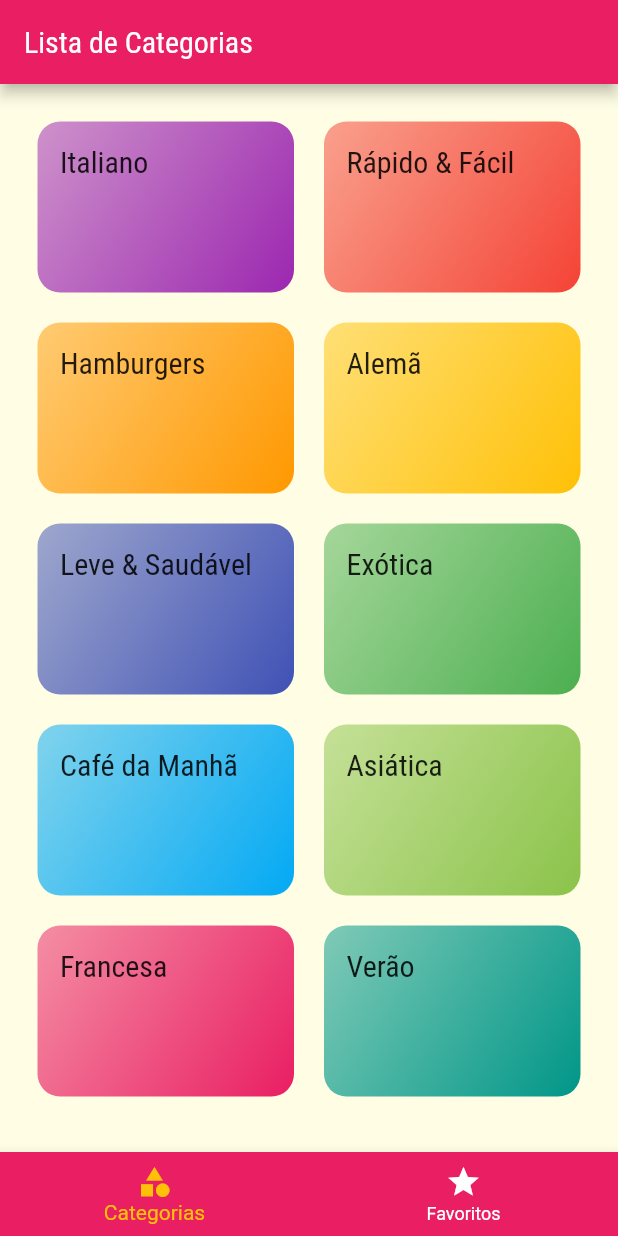
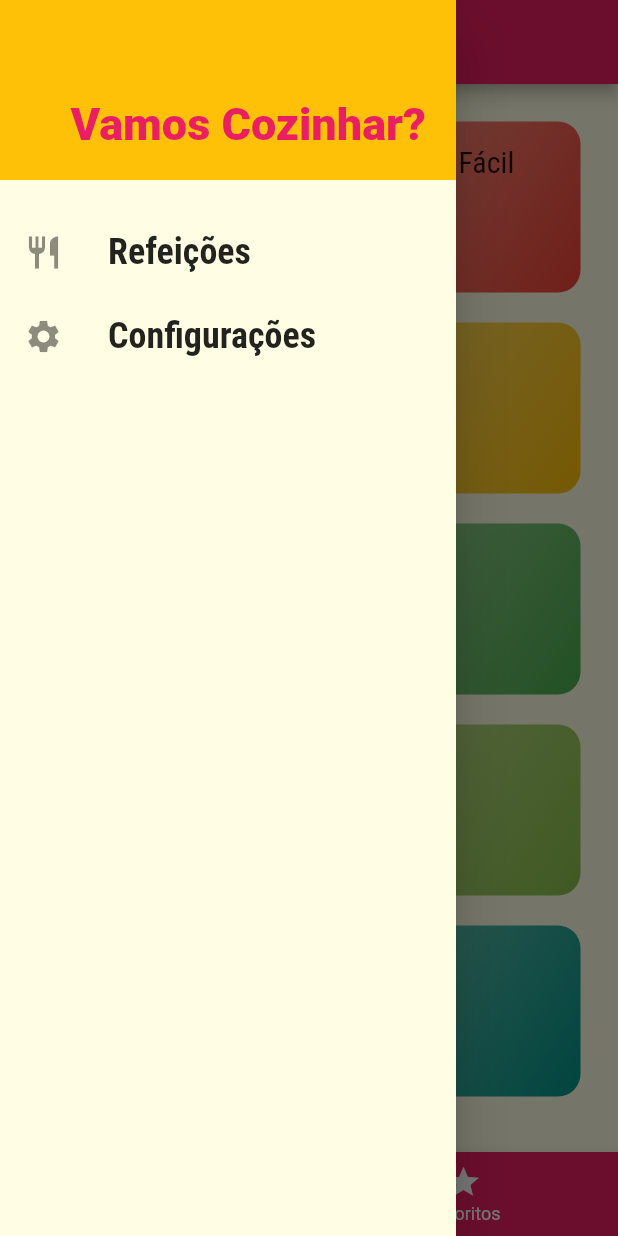
Before and after one commit to felixvicent/meals, a Flutter app: the screen it shows after launch, with the side drawer open (before the commit the screen has no drawer), on a phone screen of 412 x 824 dp. Run offline on Flutter 3.47's test engine with Material 2 defaults, Android fonts, the phone set to English and light mode, and no system bars.

Commit message:
Add Drawer

```diff
--- /dev/null
+++ b/lib/components/main_drawer.dart
@@ -0,0 +1,50 @@
+// ignore_for_file: use_key_in_widget_constructors, prefer_const_constructors, avoid_unnecessary_containers, sized_box_for_whitespace, deprecated_member_use
+
+import 'package:flutter/material.dart';
+
+class MainDrawer extends StatelessWidget {
+  Widget _createItem(IconData icon, String label) {
+    return ListTile(
+      leading: Icon(
+        icon,
+        size: 26,
+      ),
+      title: Text(
+        label,
+        style: TextStyle(
+            fontFamily: 'RobotoCondensed',
+            fontSize: 24,
+            fontWeight: FontWeight.bold),
+      ),
+      onTap: () {},
+    );
+  }
+
+  @override
+  Widget build(BuildContext context) {
+    return Drawer(
+      child: Column(
+        children: [
+          Container(
+            height: 120,
+            width: double.infinity,
+            padding: EdgeInsets.all(20),
+            color: Theme.of(context).accentColor,
+            alignment: Alignment.bottomRight,
+            child: Text(
+              'Vamos Cozinhar?',
+              style: TextStyle(
+                fontWeight: FontWeight.w900,
+                fontSize: 30,
+                color: Theme.of(context).primaryColor,
+              ),
+            ),
+          ),
+          SizedBox(height: 20),
+          _createItem(Icons.restaurant, 'Refeições'),
+          _createItem(Icons.settings, 'Configurações'),
+        ],
+      ),
+    );
+  }
+}
--- a/lib/screens/tabs_screen.dart
+++ b/lib/screens/tabs_screen.dart
@@ -1,6 +1,7 @@
 // ignore_for_file: use_key_in_widget_constructors, prefer_const_constructors, deprecated_member_use
 
 import 'package:flutter/material.dart';
+import 'package:meals/components/main_drawer.dart';
 import 'package:meals/screens/categories_screens.dart';
 import 'package:meals/screens/favorite_screen.dart';
 
@@ -53,6 +54,7 @@ class _TabsScreenState extends State<TabsScreen> {
           ),
         ],
       ),
+      drawer: MainDrawer(),
     );
   }
 }
```
